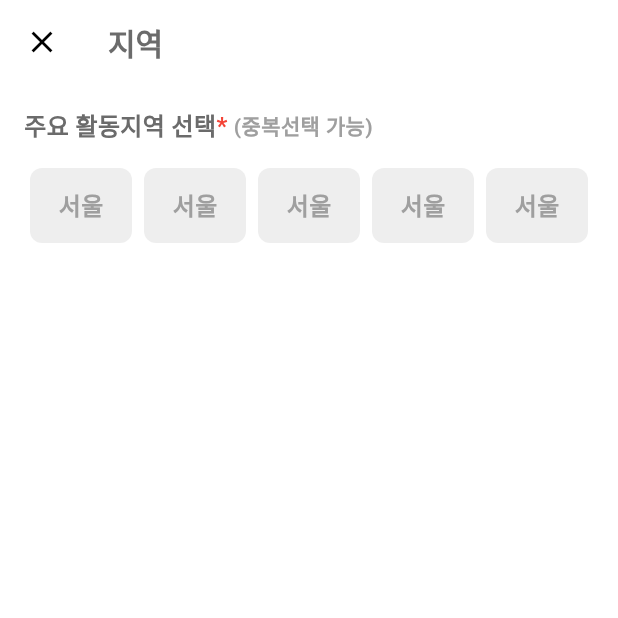
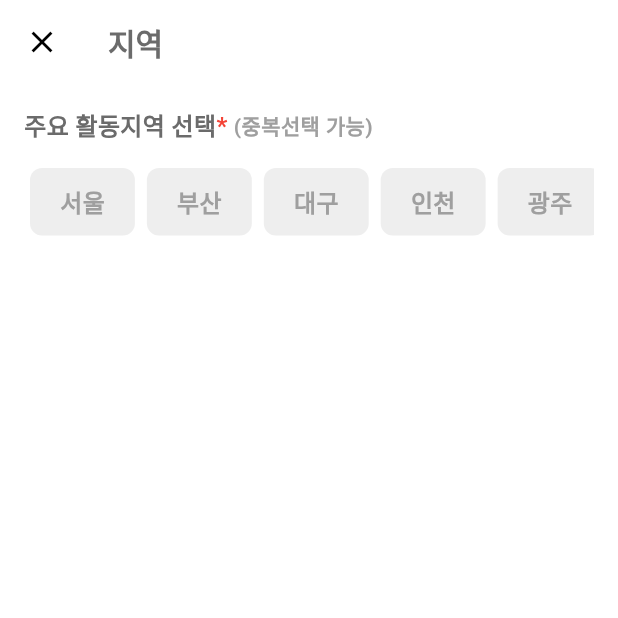
Before and after one commit to mungdori999/sponge_flutter, a Flutter app: the AddressProfile screen opened directly, on a phone screen of 412 x 824 dp, the top half of it. Run offline on Flutter 3.47's test engine with Material 3 defaults, Android fonts, the phone set to English and light mode, and no system bars; our stand-ins replace dio, dotted_border, flutter_dotenv, flutter_secure_storage, smooth_page_indicator; missing offline and left inert: kakao_flutter_sdk_user; accounts and stored records are empty; network calls fail; Roboto replaces fonts that are missing (Pretendard); project files that could hold a hidden picture were left out.

Commit message:
address 키 삽입 전

```diff
--- /dev/null
+++ b/lib/const/city.dart
@@ -0,0 +1,32 @@
+enum City {
+  SEOUL(code: 11, address: '서울'),
+  BUSAN(code: 26, address: '부산'),
+  DAEGU(code: 27, address: '대구'),
+  INCHEON(code: 28, address: '인천'),
+  GWANGJU(code: 29, address: '광주'),
+  DAEJEON(code: 30, address: '대전'),
+  ULSAN(code: 31, address: '울산'),
+  SEJONG(code: 36, address: '세종'),
+  GYEONGGI(code: 41, address: '경기도'),
+  CHUNGBUK(code: 43, address: '충북'),
+  CHUNGNAM(code: 44, address: '충남'),
+  JEONNAM(code: 46, address: '전남'),
+  GYEONGBUK(code: 47, address: '경북'),
+  GYEONGNAM(code: 48, address: '경남'),
+  JEJU(code: 50, address: '제주'),
+  JEONBUK(code: 52, address: '전북');
+
+  // Properties
+  final int code;
+  final String address;
+
+  // Constructor
+  const City({required this.code, required this.address});
+  static int getCodeByAddress(String address) {
+    try {
+      return City.values.firstWhere((city) => city.address == address).code;
+    } catch (e) {
+      throw ArgumentError('Invalid address: $address');
+    }
+  }
+}
--- a/lib/screen/trainer/address_profile.dart
+++ b/lib/screen/trainer/address_profile.dart
@@ -1,8 +1,13 @@
+import 'package:dio/dio.dart';
 import 'package:flutter/material.dart';
+import 'package:flutter_dotenv/flutter_dotenv.dart';
+import 'package:sponge_app/const/city.dart';
 import 'package:sponge_app/const/color_const.dart';
 
 class AddressProfile extends StatelessWidget {
-  const AddressProfile({super.key});
+  AddressProfile({super.key});
+
+  List<String> cityList = City.values.map((city) => city.address).toList();
 
   @override
   Widget build(BuildContext context) {
@@ -55,20 +60,27 @@ class AddressProfile extends StatelessWidget {
             SizedBox(
               height: 16,
             ),
-            Row(
-              mainAxisAlignment: MainAxisAlignment.spaceBetween, // 칸 간격 조정
-              children: List.generate(5, (index) {
-                return Expanded(
+            Container(
+              height: 45,
+              child: ListView(
+                physics: PageScrollPhysics(),
+                scrollDirection: Axis.horizontal,
+                children:[
+                  ...cityList.map((city) {
+                    return GestureDetector(
+                      onTap: () async {
+                          await _getTown(admCode: City.getCodeByAddress(city));
+                      },
                       child: Container(
-                    margin: EdgeInsets.symmetric(horizontal: 4),
-                    height: 50, // 높이 설정
+                        margin: EdgeInsets.symmetric(horizontal: 4), // 아이템 간격
+                        padding: EdgeInsets.symmetric(horizontal: 20), // 내용 여백
                         decoration: BoxDecoration(
                           color: lightGrey, // 배경색 (회색)
                           borderRadius: BorderRadius.circular(8), // 둥근 모서리
                         ),
                         child: Center(
                           child: Text(
-                        '서울', // 텍스트
+                            city, // 텍스트 (도시 이름)
                             style: TextStyle(
                               color: mainGrey,
                               fontSize: 16,
@@ -78,12 +90,44 @@ class AddressProfile extends StatelessWidget {
                         ),
                       ),
                     );
-              }),
+                  }).toList(),
+                ]
+              ),
             ),
           ],
         ),
       ),
     );
+  }
+  Future<void> _getTown({required int admCode}) async {
+    final String apiUrl = 'https://api.vworld.kr/ned/data/admSiList';  // 기본 URL
+    await dotenv.load(fileName: 'asset/config/.env');
+    String? digitalApiKey = dotenv.env['DIGITAL_API_KEY'];
+    print(digitalApiKey);
+    Dio dio = Dio();
+    try {
+      // 쿼리 파라미터 동적 처리
+      Response response = await dio.get(
+        apiUrl,
+        queryParameters: {
+          'admCode': admCode, // admCode 파라미터
+          'format': 'json',   // format 파라미터
+          'key': digitalApiKey,      // API 키
+        },
+      );
+
+      if (response.statusCode == 200) {
+        // 요청이 성공적으로 처리되었을 때
+        print('Response data: ${response.data}');
+
+        // JSON 파싱은 자동으로 처리되므로 response.data를 사용하면 됩니다.
+      } else {
+        print('Failed to load data: ${response.statusCode}');
+      }
+    } catch (e) {
+      // 에러 처리
+      print('Error: $e');
+    }
   }
 }
 
```
Lines whose indentation alone changed are shown as unchanged.
